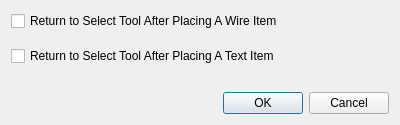
sstsimulator/sst-workbench, file DialogPreferences.ui: the form before one commit.
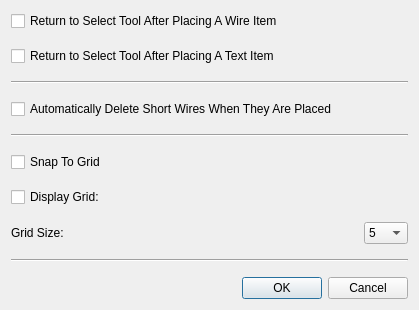
The form after the commit.

Patch:
```diff
--- a/DialogPreferences.ui
+++ b/DialogPreferences.ui
@@ -6,8 +6,8 @@
    <rect>
     <x>0</x>
     <y>0</y>
-    <width>400</width>
-    <height>125</height>
+    <width>419</width>
+    <height>307</height>
    </rect>
   </property>
   <property name="windowTitle">
@@ -31,6 +31,109 @@
      </property>
     </widget>
    </item>
+   <item>
+    <widget class="Line" name="line_2">
+     <property name="orientation">
+      <enum>Qt::Horizontal</enum>
+     </property>
+    </widget>
+   </item>
+   <item>
+    <widget class="QCheckBox" name="AutoDeleteShortWires">
+     <property name="text">
+      <string>Automatically Delete Short Wires When They Are Placed</string>
+     </property>
+    </widget>
+   </item>
+   <item>
+    <widget class="Line" name="line_1">
+     <property name="orientation">
+      <enum>Qt::Horizontal</enum>
+     </property>
+    </widget>
+   </item>
+   <item>
+    <widget class="QCheckBox" name="SnapToGrid">
+     <property name="text">
+      <string>Snap To Grid</string>
+     </property>
+    </widget>
+   </item>
+   <item>
+    <widget class="QCheckBox" name="DisplayGrid">
+     <property name="text">
+      <string>Display Grid:</string>
+     </property>
+    </widget>
+   </item>
+   <item>
+    <layout class="QHBoxLayout" name="horizontalLayout_1">
+     <item>
+      <widget class="QLabel" name="GridSizeLabel">
+       <property name="sizePolicy">
+        <sizepolicy hsizetype="Minimum" vsizetype="Preferred">
+         <horstretch>0</horstretch>
+         <verstretch>0</verstretch>
+        </sizepolicy>
+       </property>
+       <property name="text">
+        <string>Grid Size:</string>
+       </property>
+      </widget>
+     </item>
+     <item>
+      <spacer name="horizontalSpacer">
+       <property name="orientation">
+        <enum>Qt::Horizontal</enum>
+       </property>
+       <property name="sizeHint" stdset="0">
+        <size>
+         <width>40</width>
+         <height>20</height>
+        </size>
+       </property>
+      </spacer>
+     </item>
+     <item>
+      <widget class="QComboBox" name="GridSizeComboBox">
+       <property name="sizePolicy">
+        <sizepolicy hsizetype="Preferred" vsizetype="Preferred">
+         <horstretch>0</horstretch>
+         <verstretch>0</verstretch>
+        </sizepolicy>
+       </property>
+       <property name="minimumSize">
+        <size>
+         <width>0</width>
+         <height>0</height>
+        </size>
+       </property>
+       <item>
+        <property name="text">
+         <string>5</string>
+        </property>
+       </item>
+       <item>
+        <property name="text">
+         <string>10</string>
+        </property>
+       </item>
+       <item>
+        <property name="text">
+         <string>20</string>
+        </property>
+       </item>
+      </widget>
+     </item>
+    </layout>
+   </item>
+   <item>
+    <widget class="Line" name="line_3">
+     <property name="orientation">
+      <enum>Qt::Horizontal</enum>
+     </property>
+    </widget>
+   </item>
    <item>
     <spacer name="verticalSpacer">
      <property name="orientation">
```
